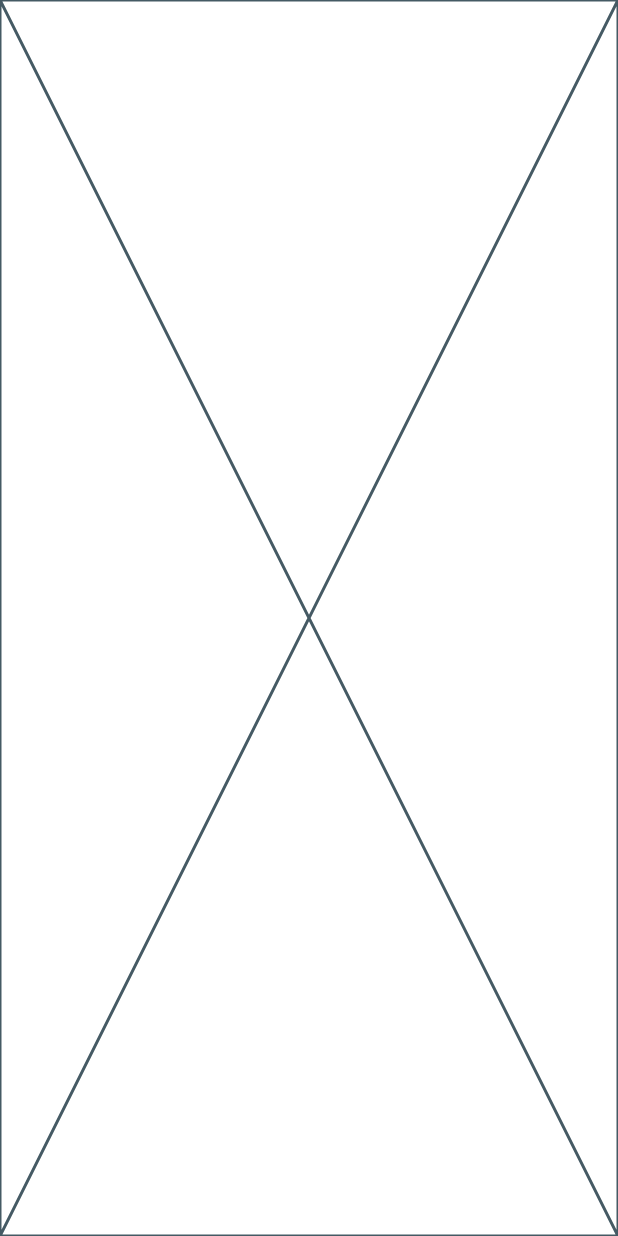
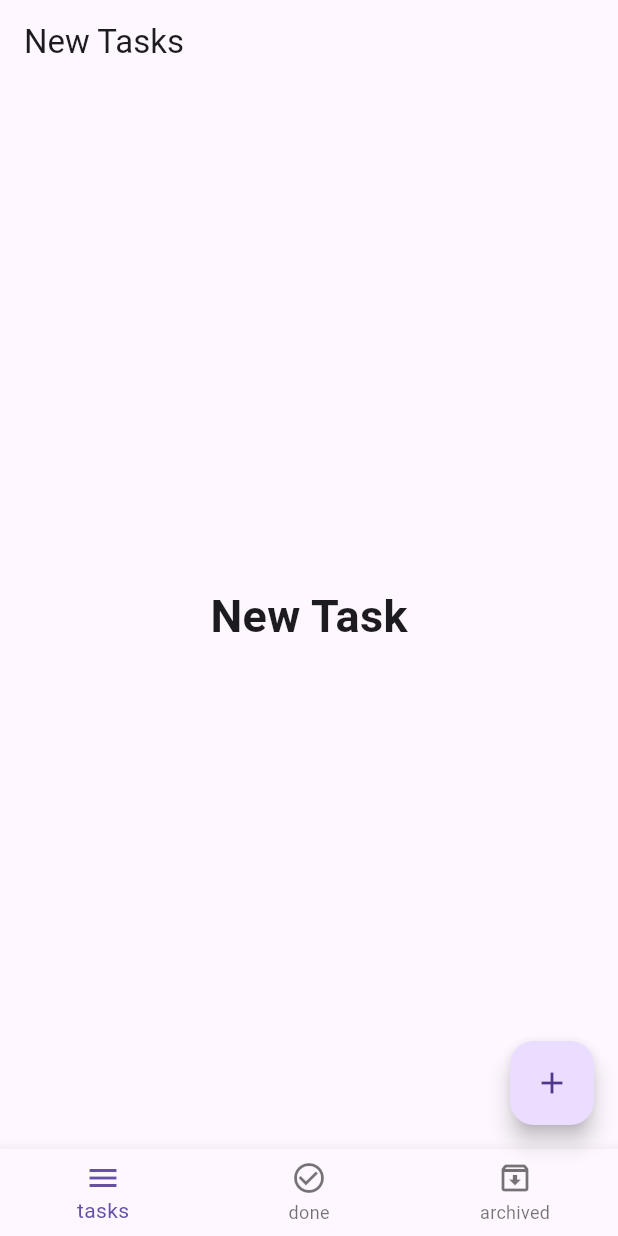
Before and after one commit to BavleyA/Todo_App, a Flutter app: the screen it shows after launch, on a phone screen of 412 x 824 dp. Run offline on Flutter 3.47's test engine with Material 3 defaults, Android fonts, the phone set to English and light mode, and no system bars.

```diff
--- a/lib/layout/home_layout.dart
+++ b/lib/layout/home_layout.dart
@@ -1,10 +1,73 @@
 import 'package:flutter/material.dart';
+import 'package:todoapp/modules/archived_tasks/archived_tasks_screen.dart';
+import 'package:todoapp/modules/done_tasks/done_tasks_screen.dart';
+import 'package:todoapp/modules/new_tasks/new_tasks_screen.dart';
 
-class HomeLayout extends StatelessWidget {
+class HomeLayout extends StatefulWidget {
   const HomeLayout({super.key});
 
   @override
+  State<HomeLayout> createState() => _HomeLayoutState();
+}
+
+class _HomeLayoutState extends State<HomeLayout> {
+  int currentIndex = 0;
+
+  List<Widget> screens = [
+    NewTasksScreen(),
+    DoneTasksScreen(),
+    ArchivedTasksScreen(),
+  ];
+
+  List<String> titles =[
+    'New Tasks',
+    'Done Tasks',
+    'Archived Tasks',
+  ];
+  @override
   Widget build(BuildContext context) {
-    return const Placeholder();
+    return Scaffold(
+      appBar: AppBar(
+        title: Text(
+          titles[currentIndex],
+        ),
+      ),
+      floatingActionButton: FloatingActionButton(
+        onPressed: (){},
+        child: Icon(
+          Icons.add,
+        ),
+      ),
+      body: screens[currentIndex],
+      bottomNavigationBar: BottomNavigationBar(
+        type: BottomNavigationBarType.fixed,
+        currentIndex: currentIndex,
+        onTap: (index){
+          setState(() {
+            currentIndex = index;
+          });
+        },
+        items: [
+          BottomNavigationBarItem(
+            icon: Icon(
+              Icons.menu,
+            ),
+            label: 'tasks',
+          ),
+          BottomNavigationBarItem(
+            icon: Icon(
+              Icons.check_circle_outline,
+            ),
+            label: 'done',
+          ),
+          BottomNavigationBarItem(
+            icon: Icon(
+              Icons.archive_outlined,
+            ),
+            label: 'archived',
+          ),
+        ],
+      ),
+    );
   }
 }
--- /dev/null
+++ b/lib/modules/new_tasks/new_tasks_screen.dart
@@ -0,0 +1,18 @@
+import 'package:flutter/material.dart';
+
+class NewTasksScreen extends StatelessWidget {
+  const NewTasksScreen({super.key});
+
+  @override
+  Widget build(BuildContext context) {
+    return Center(
+      child: Text(
+        'New Task',
+        style: TextStyle(
+          fontSize: 30.0,
+          fontWeight: FontWeight.bold,
+        ),
+      ),
+    );
+  }
+}
```
Also changed, not shown: lib/modules/archived_tasks/archived_tasks_screen.dart (added, +18 -0 lines), lib/modules/done_tasks/done_tasks_screen.dart (added, +18 -0 lines).
